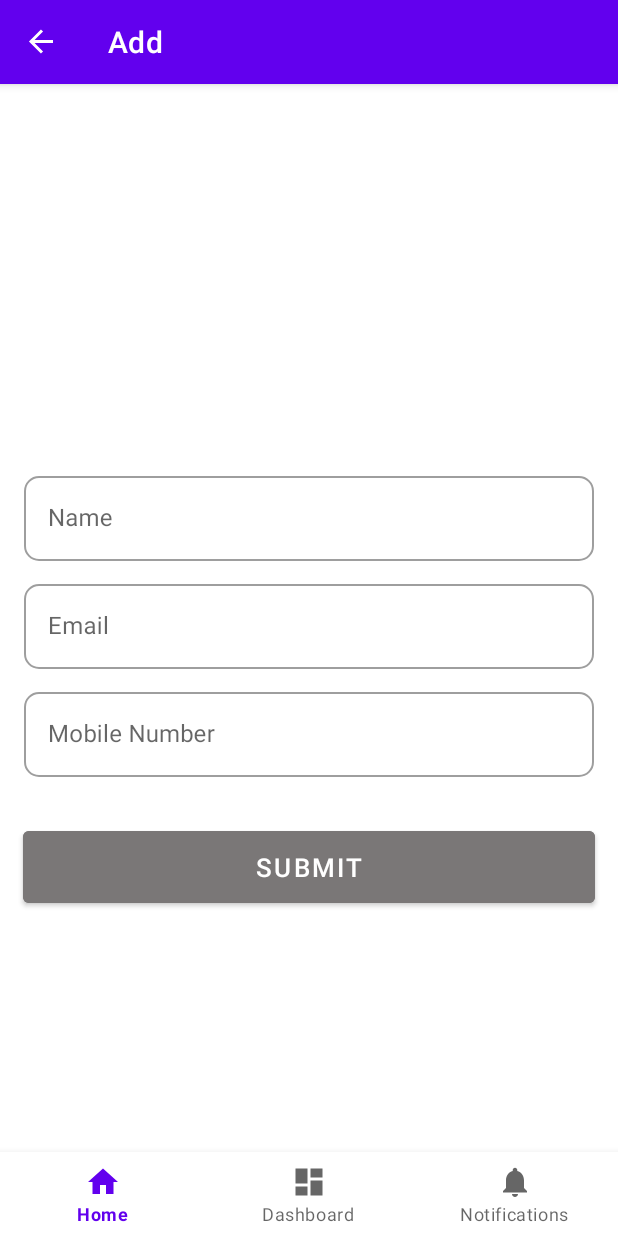
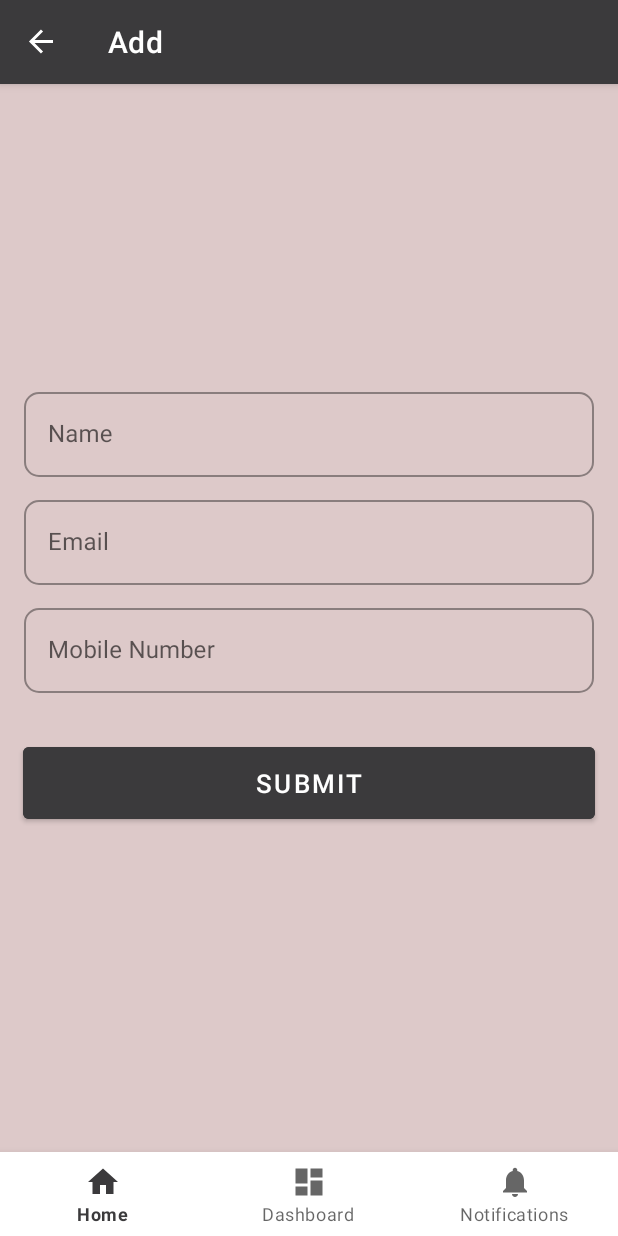
Before and after one commit to adityabhamare10/CRUD-App, an Android app: the AddFragment screen opened through its navigation route, on a phone screen of 412 x 824 dp. Run offline under Robolectric (Android 15) with nearby library versions, the phone set to English and light mode, and no system bars; our stand-ins replace data binding, navigation-ui.

Commit message:
UI update

```diff
--- a/app/src/main/res/layout/activity_login.xml
+++ b/app/src/main/res/layout/activity_login.xml
@@ -11,7 +11,8 @@
       android:layout_width="match_parent"
       android:layout_height="match_parent"
       android:orientation="vertical"
-      tools:context=".LoginActivity">
+      tools:context=".LoginActivity"
+      android:background="#DDC9C9">
 
     <com.google.android.material.textfield.TextInputLayout
         style="@style/Widget.MaterialComponents.TextInputLayout.OutlinedBox"
@@ -68,7 +69,7 @@
         android:layout_marginTop="30dp"
         android:layout_marginRight="15dp"
         android:text="Login"
-        android:backgroundTint="@color/grey"
+        android:backgroundTint="#3B3A3C"
         android:textSize="17dp"
         app:boxCornerRadiusBottomEnd="10dp"
         app:boxCornerRadiusBottomStart="10dp"
--- a/app/src/main/res/layout/activity_main.xml
+++ b/app/src/main/res/layout/activity_main.xml
@@ -3,8 +3,7 @@
     xmlns:app="http://schemas.android.com/apk/res-auto"
     android:id="@+id/container"
     android:layout_width="match_parent"
-    android:layout_height="match_parent"
-    android:paddingTop="?attr/actionBarSize">
+    android:layout_height="match_parent">
 
     <com.google.android.material.bottomnavigation.BottomNavigationView
         android:id="@+id/nav_view"
--- a/app/src/main/res/layout/fragment_add.xml
+++ b/app/src/main/res/layout/fragment_add.xml
@@ -9,7 +9,8 @@
         android:id="@+id/main"
         android:layout_width="match_parent"
         android:layout_height="match_parent"
-        android:orientation="vertical">
+        android:orientation="vertical"
+        android:background="#DDC9C9">
 
 
         <com.google.android.material.textfield.TextInputLayout
@@ -91,7 +92,7 @@
             android:layout_marginTop="30dp"
             android:layout_marginRight="15dp"
             android:text="Submit"
-            android:backgroundTint="@color/grey"
+            android:backgroundTint="#3B3A3C"
             android:textSize="17dp"
             app:boxCornerRadiusBottomEnd="10dp"
             app:boxCornerRadiusBottomStart="10dp"
--- a/app/src/main/res/layout/fragment_home.xml
+++ b/app/src/main/res/layout/fragment_home.xml
@@ -4,7 +4,10 @@
     xmlns:tools="http://schemas.android.com/tools"
     android:layout_width="match_parent"
     android:layout_height="match_parent"
-    tools:context=".ui.home.HomeFragment">
+    tools:context=".ui.home.HomeFragment"
+    android:background="#DDC9C9">
+
+
 
     <TextView
         android:layout_width="wrap_content"
--- a/app/src/main/res/layout/layout_items.xml
+++ b/app/src/main/res/layout/layout_items.xml
@@ -6,7 +6,7 @@
     android:layout_margin="8dp"
     card_view:cardCornerRadius="8dp"
     card_view:cardElevation="4dp"
-    android:backgroundTint="#D6D1D1">
+    android:backgroundTint="#DCA0A0">
 
     <LinearLayout
         android:layout_width="match_parent"
--- a/app/src/main/res/values/themes.xml
+++ b/app/src/main/res/values/themes.xml
@@ -2,7 +2,7 @@
     <!-- Base application theme. -->
     <style name="Theme.NovusArkDay1" parent="Theme.MaterialComponents.DayNight.DarkActionBar">
         <!-- Primary brand color. -->
-        <item name="colorPrimary">@color/purple_500</item>
+        <item name="colorPrimary">#3B3A3C</item>
         <item name="colorPrimaryVariant">@color/purple_700</item>
         <item name="colorOnPrimary">@color/white</item>
         <!-- Secondary brand color. -->
```
